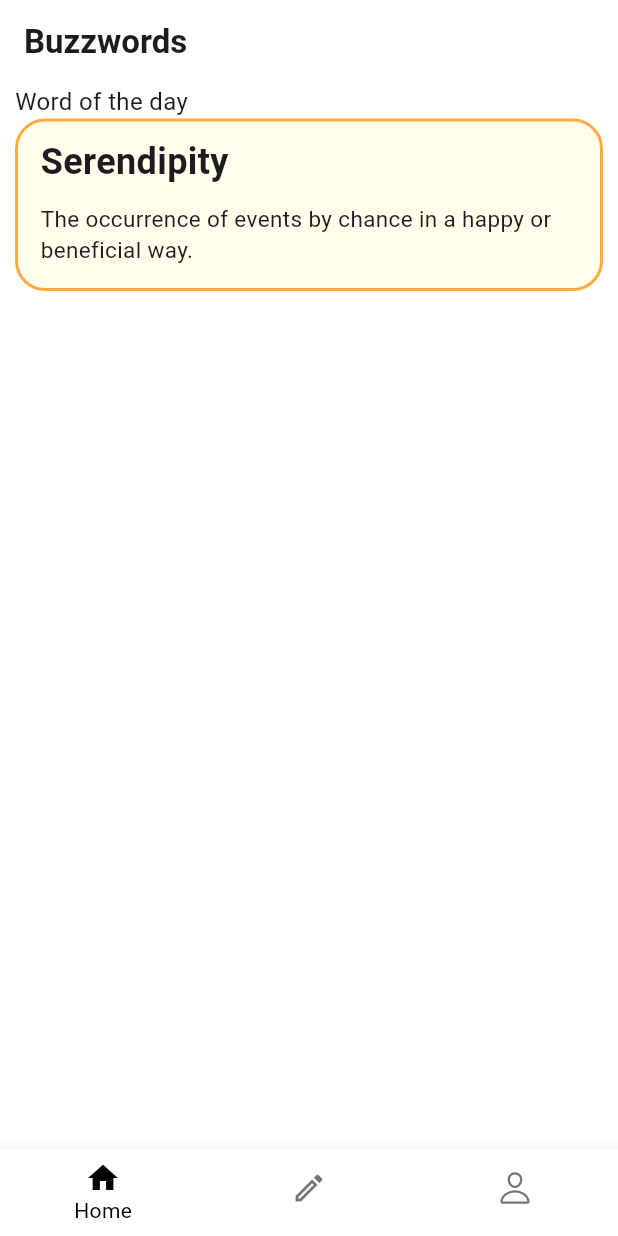
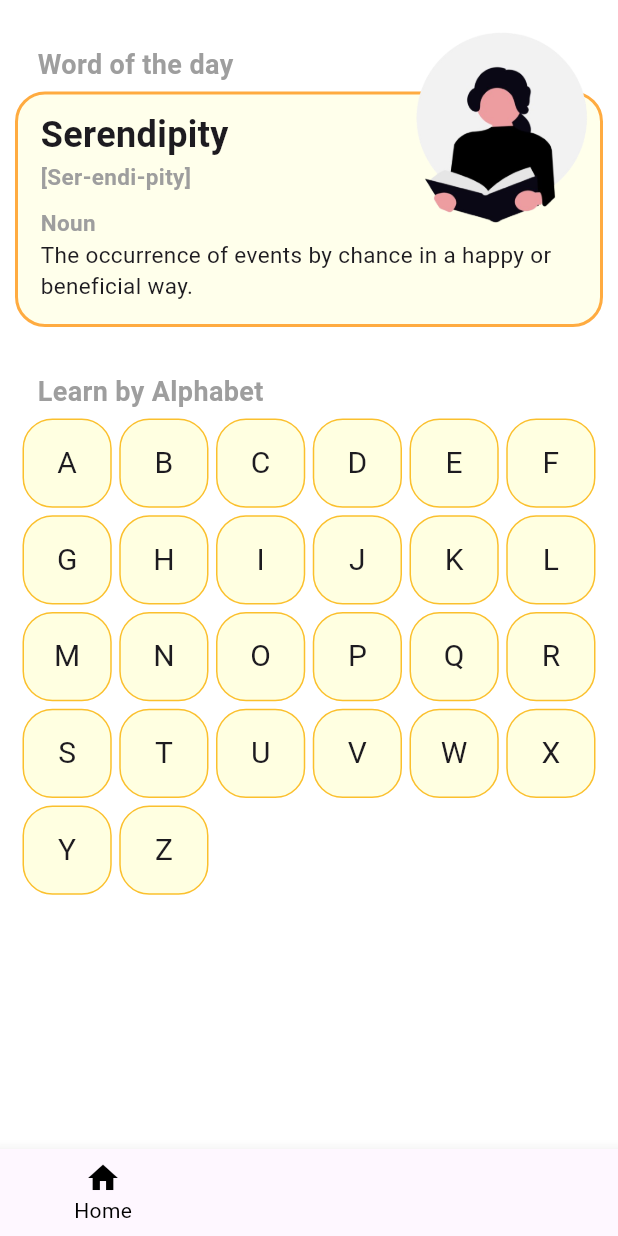
Before and after one commit to dagmawibabi/BuzzWordsV2, a Flutter app: the ParentPage screen opened directly, on a phone screen of 412 x 824 dp. Run offline on Flutter 3.47's test engine with Material 3 defaults, Android fonts, the light colour scheme and no system bars; our stand-ins replace ionicons.

Commit message:
alphabet grid

```diff
--- /dev/null
+++ b/lib/pages/categories/categories_page.dart
@@ -0,0 +1,17 @@
+import 'package:flutter/material.dart';
+
+class CategoriesPage extends StatefulWidget {
+  const CategoriesPage({super.key});
+
+  @override
+  State<CategoriesPage> createState() => _CategoriesPageState();
+}
+
+class _CategoriesPageState extends State<CategoriesPage> {
+  @override
+  Widget build(BuildContext context) {
+    return Container(
+      child: Text("CATEGORIES"),
+    );
+  }
+}
--- /dev/null
+++ b/lib/pages/components/word_of_the_day.dart
@@ -0,0 +1,102 @@
+import 'package:flutter/material.dart';
+
+class WordOfTheDay extends StatefulWidget {
+  const WordOfTheDay({super.key});
+
+  @override
+  State<WordOfTheDay> createState() => _WordOfTheDayState();
+}
+
+class _WordOfTheDayState extends State<WordOfTheDay> {
+  @override
+  Widget build(BuildContext context) {
+    return Stack(
+      children: [
+        Align(
+          child: Padding(
+            padding: const EdgeInsets.only(top: 20.0),
+            child: Column(
+              crossAxisAlignment: CrossAxisAlignment.start,
+              children: [
+                // Word of the day
+                Padding(
+                  padding: const EdgeInsets.only(
+                    left: 15.0,
+                    bottom: 5.0,
+                  ),
+                  child: Text(
+                    "Word of the day",
+                    style: TextStyle(
+                      color: Colors.grey,
+                      fontSize: 18.0,
+                      fontWeight: FontWeight.bold,
+                    ),
+                  ),
+                ),
+                Container(
+                  padding: EdgeInsets.only(
+                    top: 10.0,
+                    bottom: 15.0,
+                    left: 15.0,
+                    right: 15.0,
+                  ),
+                  decoration: BoxDecoration(
+                    color: Colors.yellowAccent.withAlpha(20),
+                    border: Border.all(
+                      width: 2.0,
+                      color: Colors.orangeAccent,
+                    ),
+                    borderRadius: BorderRadius.circular(20.0),
+                  ),
+                  child: Column(
+                    crossAxisAlignment: CrossAxisAlignment.start,
+                    children: [
+                      Text(
+                        "Serendipity",
+                        style: TextStyle(
+                          fontSize: 24.0,
+                          fontWeight: FontWeight.bold,
+                        ),
+                      ),
+                      Text(
+                        "[Ser-endi-pity]",
+                        style: TextStyle(
+                          color: Colors.grey,
+                          fontSize: 15.0,
+                          fontWeight: FontWeight.bold,
+                        ),
+                      ),
+                      SizedBox(height: 10.0),
+                      Text(
+                        "Noun",
+                        style: TextStyle(
+                          color: Colors.grey,
+                          fontSize: 15.0,
+                          fontWeight: FontWeight.bold,
+                        ),
+                      ),
+                      Text(
+                        "The occurrence of events by chance in a happy or beneficial way.",
+                        style: TextStyle(
+                          fontSize: 15.0,
+                        ),
+                      ),
+                    ],
+                  ),
+                ),
+              ],
+            ),
+          ),
+        ),
+        // Illustration
+        Align(
+          alignment: Alignment.topRight,
+          child: Image.asset(
+            "assets/illustrations/wordOfTheDay.png",
+            width: 135,
+          ),
+        ),
+      ],
+    );
+  }
+}
--- a/lib/pages/homepage/homepage.dart
+++ b/lib/pages/homepage/homepage.dart
@@ -1,3 +1,5 @@
+import 'package:bwv2/constants/alphabet.dart';
+import 'package:bwv2/pages/components/word_of_the_day.dart';
 import 'package:flutter/material.dart';
 
 class Homepage extends StatefulWidget {
@@ -13,49 +15,69 @@ class _HomepageState extends State<Homepage> {
     return Column(
       crossAxisAlignment: CrossAxisAlignment.start,
       children: [
-        // Word of the day
-        Text(
-          "Word of the day",
+        // Word of the Day
+        WordOfTheDay(),
+        SizedBox(height: 30.0),
+
+        // Alphabet Words
+        Padding(
+          padding: const EdgeInsets.only(
+            left: 15.0,
+            bottom: 5.0,
+          ),
+          child: Text(
+            "Learn by Alphabet",
             style: TextStyle(
-            fontSize: 16.0,
+              color: Colors.grey,
+              fontSize: 18.0,
+              fontWeight: FontWeight.bold,
             ),
           ),
-
+        ),
         Container(
-          padding: EdgeInsets.only(
-            top: 10.0,
-            bottom: 15.0,
-            left: 15.0,
-            right: 15.0,
+          height: MediaQuery.of(context).size.height * 0.7,
+          padding: EdgeInsets.symmetric(horizontal: 5.0),
+          child: GridView.builder(
+            gridDelegate: const SliverGridDelegateWithFixedCrossAxisCount(
+              crossAxisCount: 6,
+              crossAxisSpacing: 5,
+              mainAxisSpacing: 5,
             ),
+            shrinkWrap: true,
+            primary: true,
+            padding: const EdgeInsets.only(bottom: 100.0),
+            itemCount: alphabet.length,
+            itemBuilder: (context, index) {
+              return GestureDetector(
+                onTap: () {
+                  // openWordsBottomSheet(alphabet[index]);
+                },
+                child: Container(
+                  // padding: const EdgeInsets.symmetric(
+                  //   horizontal: 10.0,
+                  //   vertical: 5.0,
+                  // ),
                   decoration: BoxDecoration(
-            color: Colors.yellowAccent.withAlpha(20),
+                    color: Colors.yellowAccent.withAlpha(30),
                     border: Border.all(
-              width: 2.0,
-              color: Colors.orangeAccent,
+                      color: Colors.yellow[700]!,
                     ),
                     borderRadius: BorderRadius.circular(20.0),
                   ),
-          child: Column(
-            crossAxisAlignment: CrossAxisAlignment.start,
-            children: [
-              Text(
-                "Serendipity",
+                  alignment: Alignment.center,
+                  child: Text(
+                    alphabet[index],
                     style: TextStyle(
-                  fontSize: 24.0,
-                  fontWeight: FontWeight.bold,
+                      // color: Colors.grey,
+                      // fontWeight: FontWeight.bold,
+                      fontSize: 20.0,
                     ),
                   ),
-              SizedBox(height: 10.0),
-              Text(
-                "The occurrence of events by chance in a happy or beneficial way.",
-                style: TextStyle(
-                  fontSize: 15.0,
                 ),
+              );
+            },
           ),
-            ],
-          ),
-        ),
+        )
       ],
     );
   }
--- a/lib/pages/parent_page/parent_page.dart
+++ b/lib/pages/parent_page/parent_page.dart
@@ -1,3 +1,4 @@
+import 'package:bwv2/pages/categories/categories_page.dart';
 import 'package:bwv2/pages/homepage/homepage.dart';
 import 'package:bwv2/pages/profile_page/profile_page.dart';
 import 'package:bwv2/pages/submit_page/submit_page.dart';
@@ -17,25 +18,32 @@ class _ParentPageState extends State<ParentPage> {
   @override
   Widget build(BuildContext context) {
     return Scaffold(
-      appBar: AppBar(
-        automaticallyImplyLeading: false,
-        title: Text(
-          "Buzzwords",
-          style: TextStyle(
-            fontWeight: FontWeight.bold,
+      // appBar: AppBar(
+      //   automaticallyImplyLeading: false,
+      //   title: Text(
+      //     "Buzzwords",
+      //     style: TextStyle(
+      //       fontWeight: FontWeight.bold,
+      //     ),
+      //   ),
+      // ),
+      body: SafeArea(
+        child: ListView(
+          primary: true,
+          padding: const EdgeInsets.symmetric(
+            horizontal: 10.0,
+            vertical: 10.0,
           ),
-        ),
-      ),
-      body: ListView(
-        primary: true,
-        padding: const EdgeInsets.symmetric(horizontal: 10.0),
           children: [
             currentPage == 0
                 ? Homepage()
                 : currentPage == 1
+                    ? CategoriesPage()
+                    : currentPage == 2
                         ? SubmitPage()
                         : ProfilePage(),
           ],
+        ),
       ),
       // floatingActionButton: FloatingActionButton(
       //   onPressed: () {},
@@ -60,13 +68,19 @@ class _ParentPageState extends State<ParentPage> {
           ),
           BottomNavigationBarItem(
             icon: Icon(
-              currentPage == 1 ? Icons.edit : Icons.edit_outlined,
+              currentPage == 1 ? Icons.home : Icons.home_outlined,
+            ),
+            label: "Categories",
+          ),
+          BottomNavigationBarItem(
+            icon: Icon(
+              currentPage == 2 ? Icons.edit : Icons.edit_outlined,
             ),
             label: "Submit",
           ),
           BottomNavigationBarItem(
             icon: Icon(
-              currentPage == 2 ? Icons.person : Ionicons.person_outline,
+              currentPage == 3 ? Icons.person : Ionicons.person_outline,
             ),
             label: "Profile",
           ),
```
Also changed, not shown: pubspec.yaml (+49 -50 lines), assets/illustrations/undraw_reading-a-book_4cap.png (added), assets/illustrations/wordOfTheDay.png (added). Lines whose indentation alone changed are shown as unchanged.
